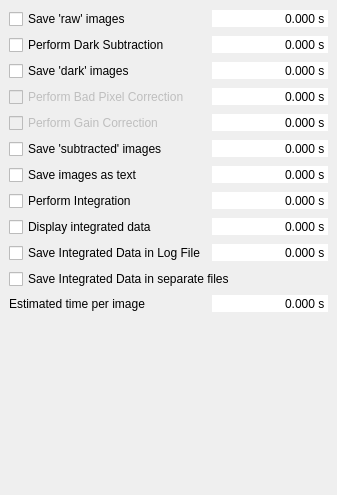
The window that source/qxrdcorrectiondialog.ui (guyjennings/qxrd) describes before a commit, drawn with Qt 5.
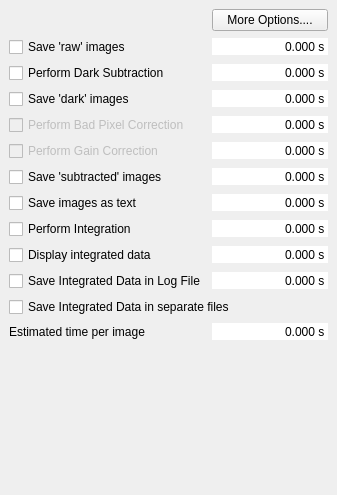
The same window after the commit.

Commit message: Added 'More Options...' buttons to various tool palettes

Diff of the .ui file:
```diff
--- a/source/qxrdcorrectiondialog.ui
+++ b/source/qxrdcorrectiondialog.ui
@@ -21,7 +21,7 @@
     </sizepolicy>
    </property>
    <layout class="QGridLayout" name="gridLayout">
-    <item row="0" column="0">
+    <item row="1" column="0">
      <widget class="QCheckBox" name="m_SaveRaw">
       <property name="toolTip">
        <string>Save 'raw' images (before dark subtraction), as well</string>
@@ -31,7 +31,7 @@
       </property>
      </widget>
     </item>
-    <item row="0" column="1">
+    <item row="1" column="1">
      <widget class="QDoubleSpinBox" name="m_SaveRawTime">
       <property name="frame">
        <bool>false</bool>
@@ -53,7 +53,7 @@
       </property>
      </widget>
     </item>
-    <item row="1" column="0">
+    <item row="2" column="0">
      <widget class="QCheckBox" name="m_PerformDark">
       <property name="toolTip">
        <string>Do dark subtraction as images are taken</string>
@@ -63,7 +63,7 @@
       </property>
      </widget>
     </item>
-    <item row="1" column="1">
+    <item row="2" column="1">
      <widget class="QDoubleSpinBox" name="m_PerformDarkTime">
       <property name="frame">
        <bool>false</bool>
@@ -85,7 +85,7 @@
       </property>
      </widget>
     </item>
-    <item row="2" column="0">
+    <item row="3" column="0">
      <widget class="QCheckBox" name="m_SaveDark">
       <property name="toolTip">
        <string>Save 'dark' images</string>
@@ -95,7 +95,7 @@
       </property>
      </widget>
     </item>
-    <item row="2" column="1">
+    <item row="3" column="1">
      <widget class="QDoubleSpinBox" name="m_SaveDarkTime">
       <property name="frame">
        <bool>false</bool>
@@ -117,7 +117,7 @@
       </property>
      </widget>
     </item>
-    <item row="3" column="0">
+    <item row="4" column="0">
      <widget class="QCheckBox" name="m_PerformBadPixels">
       <property name="enabled">
        <bool>false</bool>
@@ -130,7 +130,7 @@
       </property>
      </widget>
     </item>
-    <item row="3" column="1">
+    <item row="4" column="1">
      <widget class="QDoubleSpinBox" name="m_PerformBadPixelsTime">
       <property name="frame">
        <bool>false</bool>
@@ -152,7 +152,7 @@
       </property>
      </widget>
     </item>
-    <item row="4" column="0">
+    <item row="5" column="0">
      <widget class="QCheckBox" name="m_PerformGainCorrection">
       <property name="enabled">
        <bool>false</bool>
@@ -165,7 +165,7 @@
       </property>
      </widget>
     </item>
-    <item row="4" column="1">
+    <item row="5" column="1">
      <widget class="QDoubleSpinBox" name="m_PerformGainCorrectionTime">
       <property name="frame">
        <bool>false</bool>
@@ -187,7 +187,7 @@
       </property>
      </widget>
     </item>
-    <item row="5" column="0">
+    <item row="6" column="0">
      <widget class="QCheckBox" name="m_SaveSubtracted">
       <property name="toolTip">
        <string>Save subtracted images as they are taken</string>
@@ -197,7 +197,7 @@
       </property>
      </widget>
     </item>
-    <item row="5" column="1">
+    <item row="6" column="1">
      <widget class="QDoubleSpinBox" name="m_SaveSubtractedTime">
       <property name="frame">
        <bool>false</bool>
@@ -219,7 +219,7 @@
       </property>
      </widget>
     </item>
-    <item row="6" column="0">
+    <item row="7" column="0">
      <widget class="QCheckBox" name="m_SaveAsText">
       <property name="toolTip">
        <string>Save subtracted images as they are taken</string>
@@ -229,7 +229,7 @@
       </property>
      </widget>
     </item>
-    <item row="6" column="1">
+    <item row="7" column="1">
      <widget class="QDoubleSpinBox" name="m_SaveAsTextTime">
       <property name="frame">
        <bool>false</bool>
@@ -251,7 +251,7 @@
       </property>
      </widget>
     </item>
-    <item row="7" column="0">
+    <item row="8" column="0">
      <widget class="QCheckBox" name="m_PerformIntegration">
       <property name="toolTip">
        <string>Perform angular integration as each image is taken</string>
@@ -261,7 +261,7 @@
       </property>
      </widget>
     </item>
-    <item row="7" column="1">
+    <item row="8" column="1">
      <widget class="QDoubleSpinBox" name="m_PerformIntegrationTime">
       <property name="frame">
        <bool>false</bool>
@@ -283,7 +283,7 @@
       </property>
      </widget>
     </item>
-    <item row="8" column="0">
+    <item row="9" column="0">
      <widget class="QCheckBox" name="m_DisplayIntegratedData">
       <property name="enabled">
        <bool>true</bool>
@@ -296,7 +296,7 @@
       </property>
      </widget>
     </item>
-    <item row="8" column="1">
+    <item row="9" column="1">
      <widget class="QDoubleSpinBox" name="m_DisplayIntegratedDataTime">
       <property name="frame">
        <bool>false</bool>
@@ -318,7 +318,7 @@
       </property>
      </widget>
     </item>
-    <item row="9" column="0">
+    <item row="10" column="0">
      <widget class="QCheckBox" name="m_SaveIntegratedData">
       <property name="enabled">
        <bool>true</bool>
@@ -331,7 +331,7 @@
       </property>
      </widget>
     </item>
-    <item row="9" column="1">
+    <item row="10" column="1">
      <widget class="QDoubleSpinBox" name="m_SaveIntegratedDataTime">
       <property name="frame">
        <bool>false</bool>
@@ -353,7 +353,7 @@
       </property>
      </widget>
     </item>
-    <item row="10" column="0" colspan="2">
+    <item row="11" column="0" colspan="2">
      <widget class="QCheckBox" name="m_SaveIntegratedInSeparateFiles">
       <property name="enabled">
        <bool>true</bool>
@@ -366,14 +366,14 @@
       </property>
      </widget>
     </item>
-    <item row="11" column="0">
+    <item row="12" column="0">
      <widget class="QLabel" name="label_16">
       <property name="text">
        <string>Estimated time per image</string>
       </property>
      </widget>
     </item>
-    <item row="11" column="1">
+    <item row="12" column="1">
      <widget class="QDoubleSpinBox" name="m_EstimatedProcessingTime">
       <property name="toolTip">
        <string>Estimated processing time</string>
@@ -398,7 +398,7 @@
       </property>
      </widget>
     </item>
-    <item row="12" column="0" colspan="2">
+    <item row="13" column="0" colspan="2">
      <spacer name="verticalSpacer_2">
       <property name="orientation">
        <enum>Qt::Vertical</enum>
@@ -411,6 +411,13 @@
       </property>
      </spacer>
     </item>
+    <item row="0" column="1">
+     <widget class="QPushButton" name="m_CorrectionOptionsButton">
+      <property name="text">
+       <string>More Options....</string>
+      </property>
+     </widget>
+    </item>
    </layout>
   </widget>
  </widget>
```
The commit also changes 5 other files.
